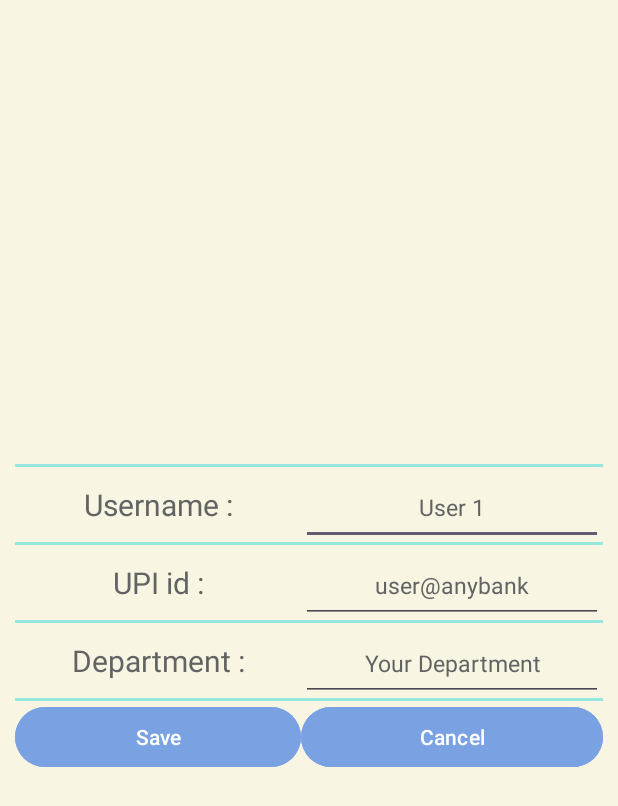
After one commit to Daydreamer7337/Chillara, an Android app: the EditProfile screen opened directly, with no data from a screen before it, on a phone screen of 412 x 824 dp. The commit adds this screen. Shown: the top 806 px of the screen. Run offline under Robolectric (Android 15) with nearby library versions, the phone set to English and light mode, and no system bars.

Commit message:
Created Profile System
Can set custom username, UPI ID and department.

```diff
--- a/app/src/main/AndroidManifest.xml
+++ b/app/src/main/AndroidManifest.xml
@@ -21,6 +21,8 @@
                 <category android:name="android.intent.category.LAUNCHER" />
             </intent-filter>
         </activity>
+        <activity android:name=".ViewProfile"/>
+        <activity android:name=".EditProfile"/>
     </application>
 
 </manifest>
--- /dev/null
+++ b/app/src/main/java/com/uselessprojects/chillara/EditProfile.kt
@@ -0,0 +1,43 @@
+package com.uselessprojects.chillara
+
+import android.content.Intent
+import android.os.Bundle
+import android.widget.Button
+import android.widget.EditText
+import androidx.appcompat.app.AppCompatActivity
+
+class EditProfile: AppCompatActivity()
+{
+    override fun onCreate(savedInstanceState: Bundle?) {
+        super.onCreate(savedInstanceState)
+        setContentView(R.layout.edit_profile)
+
+        val edit_username_et: EditText = findViewById(R.id.edit_username_et)
+        val edit_upi_id_et: EditText = findViewById(R.id.edit_upi_id_et)
+        val edit_department_et: EditText= findViewById(R.id.edit_department_et)
+
+        val save_edit_profile_btn: Button = findViewById(R.id.save_edit_profile_btn)
+        val cancel_edit_profile_btn: Button = findViewById(R.id.cancel_edit_profile_btn)
+
+        val user_info = getSharedPreferences("user_info",MODE_PRIVATE)
+        val edit_info = user_info.edit()
+
+        edit_username_et.setText(user_info.getString("username","User 1"))
+        edit_upi_id_et.setText(user_info.getString("upi_id","user@anybank"))
+        edit_department_et.setText(user_info.getString("department","Your Department"))
+
+        save_edit_profile_btn.setOnClickListener()
+        {
+            edit_info.putString("username",edit_username_et.text.toString())
+            edit_info.putString("upi_id",edit_upi_id_et.text.toString())
+            edit_info.putString("department",edit_department_et.text.toString())
+            edit_info.apply()
+            startActivity(Intent(this, ViewProfile::class.java))
+        }
+
+        cancel_edit_profile_btn.setOnClickListener()
+        {
+            onBackPressedDispatcher.onBackPressed()
+        }
+    }
+}
--- a/app/src/main/java/com/uselessprojects/chillara/MainActivity.kt
+++ b/app/src/main/java/com/uselessprojects/chillara/MainActivity.kt
@@ -1,5 +1,6 @@
 package com.uselessprojects.chillara
 
+import android.content.Intent
 import android.os.Bundle
 import android.widget.Button
 import androidx.activity.enableEdgeToEdge
@@ -19,7 +20,7 @@ class MainActivity : AppCompatActivity() {
 
         profile_btn.setOnClickListener()
         {
-
+            startActivity(Intent(this, ViewProfile::class.java))
         }
     }
 }
--- /dev/null
+++ b/app/src/main/java/com/uselessprojects/chillara/ViewProfile.kt
@@ -0,0 +1,35 @@
+package com.uselessprojects.chillara
+
+import android.content.Intent
+import android.os.Bundle
+import android.widget.Button
+import android.widget.TextView
+import androidx.appcompat.app.AppCompatActivity
+
+class ViewProfile: AppCompatActivity()
+{
+    override fun onCreate(savedInstanceState: Bundle?) {
+        super.onCreate(savedInstanceState)
+        setContentView(R.layout.profile_page)
+
+        val home_btn: Button = findViewById(R.id.home_btn)
+        val edit_profile_btn: Button = findViewById(R.id.edit_profile_btn)
+        val user_info = getSharedPreferences("user_info", MODE_PRIVATE)
+        val username_tv: TextView = findViewById(R.id.username_tv)
+        val upi_id_tv: TextView = findViewById(R.id.upi_id_tv)
+        val user_department_tv: TextView = findViewById(R.id.user_department_tv)
+
+        username_tv.text = user_info.getString("username","User 1")
+        upi_id_tv.text = user_info.getString("upi_id","user@anybank")
+        user_department_tv.text = user_info.getString("department","Your Department")
+
+        home_btn.setOnClickListener()
+        {
+            startActivity(Intent(this, MainActivity::class.java))
+        }
+        edit_profile_btn.setOnClickListener()
+        {
+            startActivity(Intent(this, EditProfile::class.java))
+        }
+    }
+}
--- a/app/src/main/res/layout/activity_main.xml
+++ b/app/src/main/res/layout/activity_main.xml
@@ -27,31 +27,32 @@
         android:columnCount="1"
         android:rowCount="3"
         app:layout_constraintBottom_toBottomOf="parent"
+        app:layout_constraintEnd_toEndOf="parent"
         app:layout_constraintStart_toStartOf="parent"
         app:layout_constraintTop_toTopOf="parent">
 
         <TextView
-            android:text= "@string/home_text"
+            android:layout_gravity="center"
+            android:height="50dp"
+            android:text="@string/home_text"
+            android:textAlignment="center"
+            android:textAppearance="?android:attr/textAppearanceMedium"
             android:textColor="@color/textDark"
-            android:textAppearance="?android:attr/textAppearanceMedium"
-            android:textSize="20sp"
-            android:textAlignment="center"
-            android:layout_gravity="center"
-            android:height="50dp"/>
+            android:textSize="20sp" />
 
         <Button
             android:id="@+id/shareST_page_btn"
             android:layout_gravity="center"
+            android:backgroundTint="@color/lightBlue"
             android:text="    Share my ST    "
-            android:backgroundTint="@color/lightBlue"
-            android:textColor="@color/white"/>
+            android:textColor="@color/white" />
 
         <Button
             android:id="@+id/scanST_page_btn"
             android:layout_gravity="center"
+            android:backgroundTint="@color/lightBlue"
             android:text="See who's sharing"
-            android:backgroundTint="@color/lightBlue"
-            android:textColor="@color/white"/>
+            android:textColor="@color/white" />
     </GridLayout>
 
 </androidx.constraintlayout.widget.ConstraintLayout>
--- /dev/null
+++ b/app/src/main/res/layout/edit_profile.xml
@@ -0,0 +1,140 @@
+<?xml version="1.0" encoding="utf-8"?>
+<androidx.constraintlayout.widget.ConstraintLayout xmlns:android="http://schemas.android.com/apk/res/android"
+    xmlns:app="http://schemas.android.com/apk/res-auto"
+    xmlns:tools="http://schemas.android.com/tools"
+    android:layout_width="match_parent"
+    android:layout_height="match_parent"
+    android:background="@color/paleYellow"
+    android:paddingLeft="10dp"
+    android:paddingRight="10dp"
+    android:paddingTop="20dp"
+    android:paddingBottom="20dp">
+
+    <TableLayout
+        android:layout_width="match_parent"
+        android:layout_height="wrap_content"
+        app:layout_constraintBottom_toBottomOf="parent"
+        app:layout_constraintEnd_toEndOf="parent"
+        app:layout_constraintStart_toStartOf="parent"
+        app:layout_constraintTop_toTopOf="parent">
+
+        <View
+            android:layout_width="match_parent"
+            android:layout_height="2dp"
+            android:background="@color/lightTeal" />
+
+        <TableRow>
+
+            <TextView
+                android:layout_width="wrap_content"
+                android:layout_height="50dp"
+                android:layout_column="0"
+                android:layout_weight="1"
+                android:gravity="center"
+                android:text="Username :"
+                android:textAppearance="?android:attr/textAppearanceMedium"
+                android:textColor="@color/textDark"
+                android:textSize="20sp" />
+
+            <EditText
+                android:id="@+id/edit_username_et"
+                android:layout_width="wrap_content"
+                android:layout_height="50dp"
+                android:layout_column="1"
+                android:layout_weight="1"
+                android:gravity="center"
+
+                android:textAppearance="?android:attr/textAppearanceMedium"
+                android:textColor="@color/textDark"
+                android:textSize="15sp" />
+
+        </TableRow>
+
+        <View
+            android:layout_width="match_parent"
+            android:layout_height="2dp"
+            android:background="@color/lightTeal" />
+
+        <TableRow>
+
+            <TextView
+                android:layout_width="wrap_content"
+                android:layout_height="50dp"
+                android:layout_column="0"
+                android:layout_weight="1"
+                android:gravity="center"
+                android:text="UPI id :"
+                android:textAppearance="?android:attr/textAppearanceMedium"
+                android:textColor="@color/textDark"
+                android:textSize="20sp" />
+
+            <EditText
+                android:id="@+id/edit_upi_id_et"
+                android:layout_width="wrap_content"
+                android:layout_height="50dp"
+                android:layout_column="1"
+                android:layout_weight="1"
+                android:gravity="center"
+                android:textAppearance="?android:attr/textAppearanceMedium"
+                android:textColor="@color/textDark"
+                android:textSize="15sp" />
+
+        </TableRow>
+
+        <View
+            android:layout_width="match_parent"
+            android:layout_height="2dp"
+            android:background="@color/lightTeal" />
+
+        <TableRow>
+
+            <TextView
+                android:layout_width="wrap_content"
+                android:layout_height="50dp"
+                android:layout_column="0"
+                android:layout_weight="1"
+                android:gravity="center"
+                android:text="Department :"
+                android:textAppearance="?android:attr/textAppearanceMedium"
+                android:textColor="@color/textDark"
+                android:textSize="20sp" />
+
+            <EditText
+                android:id="@+id/edit_department_et"
+                android:layout_width="wrap_content"
+                android:layout_height="50dp"
+                android:layout_column="1"
+                android:layout_weight="1"
+                android:gravity="center"
+                android:textAppearance="?android:attr/textAppearanceMedium"
+                android:textColor="@color/textDark"
+                android:textSize="15sp" />
+
+        </TableRow>
+
+        <View
+            android:layout_width="match_parent"
+            android:layout_height="2dp"
+            android:background="@color/lightTeal" />
+
+        <TableRow>
+
+            <Button
+                android:id="@+id/save_edit_profile_btn"
+                android:layout_column="0"
+                android:layout_weight="1"
+                android:backgroundTint="@color/lightBlue"
+                android:text="Save" />
+
+            <Button
+                android:id="@+id/cancel_edit_profile_btn"
+                android:layout_column="0"
+                android:layout_weight="1"
+                android:backgroundTint="@color/lightBlue"
+                android:text="Cancel" />
+
+        </TableRow>
+
+    </TableLayout>
+
+</androidx.constraintlayout.widget.ConstraintLayout>
```
